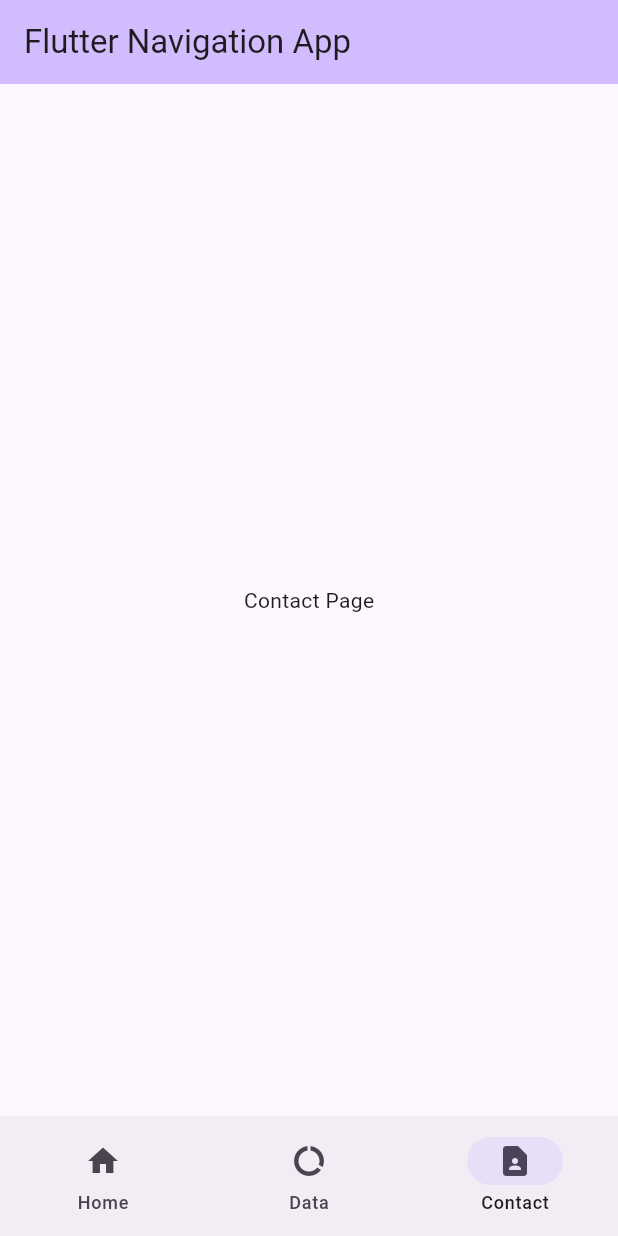
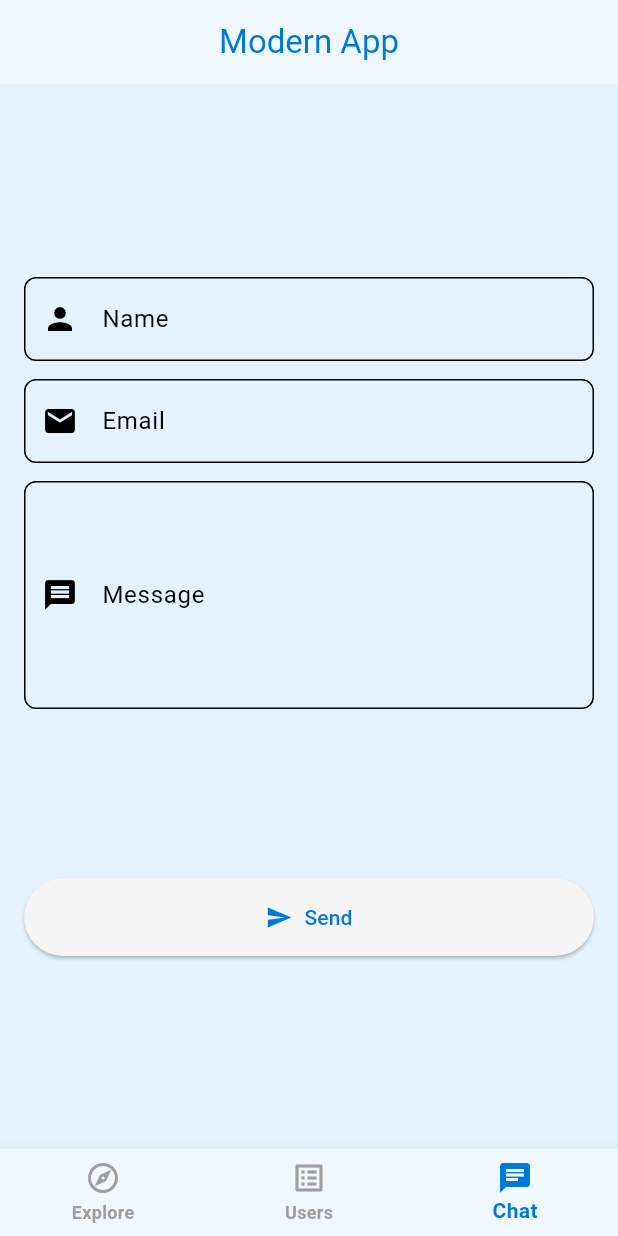
Before and after one commit to mish0024/Flutter_App2, a Flutter app: the screen it shows after launch, item 3 of the bottom bar chosen, on a phone screen of 412 x 824 dp. Run offline on Flutter 3.47's test engine with Material 3 defaults, Android fonts, the phone set to English and light mode, and no system bars; network calls fail.

Commit message:
Flutter App 2

```diff
--- a/lib/main.dart
+++ b/lib/main.dart
@@ -1,10 +1,32 @@
 import 'package:flutter/material.dart';
-// import 'home_page.dart';
-// import 'data_page.dart';
-// import 'contact_page.dart';
+import 'package:flutter_app2/screens/contactScreen.dart';
+import 'package:flutter_app2/screens/dataScreen.dart';
+import 'package:flutter_app2/screens/homeScreen.dart';
 
 void main() {
   runApp(const MyApp());
+}
+
+class NavigationService {
+  static GlobalKey<NavigatorState> navigatorKey = GlobalKey<NavigatorState>();
+}
+
+class GlobalThemeData {
+  static ColorScheme themeData() {
+    return const ColorScheme(
+      brightness: Brightness.light,
+      primary: Color(0xFF0078D7),
+      onPrimary: Color(0xFFF0F8FF),
+      secondary: Color(0xFF673AB7),
+      onSecondary: Color(0xFFEDE7F6),
+      error: Colors.red,
+      onError: Colors.white,
+      surface: Color(0xFFF5F5F5),
+      onSurface: Colors.black,
+      background: Color(0xFFE3F2FD),
+      onBackground: Colors.black,
+    );
+  }
 }
 
 class MyApp extends StatelessWidget {
@@ -13,112 +35,78 @@ class MyApp extends StatelessWidget {
   @override
   Widget build(BuildContext context) {
     return MaterialApp(
-      title: 'Flutter Demo',
+      title: 'Modern Flutter App',
+      navigatorKey: NavigationService.navigatorKey,
       theme: ThemeData(
-        colorScheme: ColorScheme.fromSeed(seedColor: Colors.deepPurple),
+        textTheme: const TextTheme(
+          bodySmall: TextStyle(fontSize: 14, color: Colors.black),
+          bodyMedium: TextStyle(fontSize: 16, fontWeight: FontWeight.bold),
+          headlineMedium: TextStyle(fontSize: 24, fontWeight: FontWeight.bold),
+        ),
+        colorScheme: GlobalThemeData.themeData(),
         useMaterial3: true,
       ),
-      home: const NavigationApp(),
+      home: const MainPage(),
     );
   }
 }
 
-class NavigationApp extends StatefulWidget {
-  const NavigationApp({super.key});
+class MainPage extends StatefulWidget {
+  const MainPage({super.key});
 
   @override
-  State<NavigationApp> createState() => _NavigationAppState();
+  State<MainPage> createState() => _MainPageState();
 }
 
-class _NavigationAppState extends State<NavigationApp> {
-  int _selectedIndex = 0;
+class _MainPageState extends State<MainPage> {
+  int currentIndex = 0;
 
-  final List<Widget> _pages = [
+  final screens = [
     const HomePage(),
     const DataPage(),
     const ContactPage(),
   ];
 
-  int _counter = 0;
-
-  void _incrementCounter() {
-    setState(() {
-      _counter++;
-    });
-  }
-
-  void _onItemTapped(int index) {
-    setState(() {
-      _selectedIndex = index;
-    });
-  }
-
   @override
   Widget build(BuildContext context) {
+    final colorTheme = Theme.of(context).colorScheme;
     return Scaffold(
       appBar: AppBar(
-        title: const Text('Flutter Navigation App'),
-        backgroundColor: Theme.of(context).colorScheme.inversePrimary,
+        backgroundColor: colorTheme.onPrimary,
+        title: Text(
+          'Modern App',
+          style: TextStyle(color: colorTheme.primary),
+        ),
+        centerTitle: true,
       ),
-      body: IndexedStack(
-        index: _selectedIndex,
-        children: _pages,
-      ),
-      bottomNavigationBar: NavigationBar(
-        selectedIndex: _selectedIndex,
-        onDestinationSelected: _onItemTapped,
-        destinations: const [
-          NavigationDestination(icon: Icon(Icons.home), label: 'Home'),
-          NavigationDestination(icon: Icon(Icons.data_usage), label: 'Data'),
-          NavigationDestination(icon: Icon(Icons.contact_page), label: 'Contact'),
-        ],
-      ),
-      floatingActionButton: _selectedIndex == 0
-          ? FloatingActionButton(
-              onPressed: _incrementCounter,
-              tooltip: 'Increment',
-              child: const Icon(Icons.add),
-            )
-          : null,
-    );
-  }
-}
-
-class HomePage extends StatelessWidget {
-  const HomePage({super.key});
-
-  @override
-  Widget build(BuildContext context) {
-    return Center(
-      child: Column(
-        mainAxisAlignment: MainAxisAlignment.center,
-        children: [
-          const Text('You have pushed the button this many times:'),
-          Text(
-            '${context.findAncestorStateOfType<_NavigationAppState>()?._counter ?? 0}',
-            style: Theme.of(context).textTheme.headlineMedium,
+      body: screens[currentIndex],
+      bottomNavigationBar: BottomNavigationBar(
+        backgroundColor: colorTheme.onPrimary,
+        selectedItemColor: colorTheme.primary,
+        unselectedItemColor: Colors.grey,
+        type: BottomNavigationBarType.fixed,
+        currentIndex: currentIndex,
+        onTap: (index) {
+          setState(() => currentIndex = index);
+        },
+        items: const [
+          BottomNavigationBarItem(
+            icon: Icon(Icons.explore_outlined),
+            activeIcon: Icon(Icons.explore),
+            label: 'Explore',
+          ),
+          BottomNavigationBarItem(
+            icon: Icon(Icons.list_alt_outlined),
+            activeIcon: Icon(Icons.list_alt),
+            label: 'Users',
+          ),
+          BottomNavigationBarItem(
+            icon: Icon(Icons.chat_outlined),
+            activeIcon: Icon(Icons.chat),
+            label: 'Chat',
           ),
         ],
       ),
     );
   }
 }
-
-// Define `DataPage` and `ContactPage` similarly as placeholders.
-class DataPage extends StatelessWidget {
-  const DataPage({super.key});
-
-  @override
-  Widget build(BuildContext context) {
-    return const Center(child: Text('Data Page'));
-  }
-}
-
-class ContactPage extends StatelessWidget {
-  const ContactPage({super.key});
-
-  @override
-  Widget build(BuildContext context) {
-    return const Center(child: Text('Contact Page'));
-  }
-}
--- /dev/null
+++ b/lib/screens/contactScreen.dart
@@ -0,0 +1,101 @@
+import 'package:flutter/material.dart';
+
+class ContactPage extends StatefulWidget {
+  const ContactPage({super.key});
+
+  @override
+  State<ContactPage> createState() => _ContactPageState();
+}
+
+class _ContactPageState extends State<ContactPage> {
+  final GlobalKey<FormState> _formKey = GlobalKey<FormState>();
+  final ContactData contactData = ContactData();
+
+  @override
+  Widget build(BuildContext context) {
+    final colorScheme = Theme.of(context).colorScheme;
+    final textTheme = Theme.of(context).textTheme;
+
+    return Scaffold(
+      backgroundColor: colorScheme.background,
+      body: SafeArea(
+        child: Padding(
+          padding: const EdgeInsets.all(16.0),
+          child: Form(
+            key: _formKey,
+            child: Column(
+              crossAxisAlignment: CrossAxisAlignment.stretch,
+              children: [
+                const Spacer(),
+                TextFormField(
+                  decoration: InputDecoration(
+                    labelText: 'Name',
+                    prefixIcon: const Icon(Icons.person),
+                    border: OutlineInputBorder(
+                      borderRadius: BorderRadius.circular(8.0),
+                    ),
+                  ),
+                  onSaved: (value) => contactData.name = value!,
+                  validator: (value) =>
+                      value == null || value.isEmpty ? 'Enter your name' : null,
+                ),
+                const SizedBox(height: 12.0),
+                TextFormField(
+                  decoration: InputDecoration(
+                    labelText: 'Email',
+                    prefixIcon: const Icon(Icons.email),
+                    border: OutlineInputBorder(
+                      borderRadius: BorderRadius.circular(8.0),
+                    ),
+                  ),
+                  onSaved: (value) => contactData.email = value!,
+                  validator: (value) =>
+                      value == null || value.isEmpty ? 'Enter your email' : null,
+                ),
+                const SizedBox(height: 12.0),
+                TextFormField(
+                  decoration: InputDecoration(
+                    labelText: 'Message',
+                    prefixIcon: const Icon(Icons.message),
+                    border: OutlineInputBorder(
+                      borderRadius: BorderRadius.circular(8.0),
+                    ),
+                  ),
+                  maxLines: 5,
+                  onSaved: (value) => contactData.message = value!,
+                  validator: (value) =>
+                      value == null || value.isEmpty ? 'Enter a message' : null,
+                ),
+                const Spacer(),
+                ElevatedButton.icon(
+                  onPressed: () {
+                    if (_formKey.currentState!.validate()) {
+                      _formKey.currentState!.save();
+                      // Display confirmation or process the data
+                      ScaffoldMessenger.of(context).showSnackBar(
+                        const SnackBar(content: Text('Message Sent!')),
+                      );
+                    }
+                  },
+                  icon: const Icon(Icons.send),
+                  label: const Text('Send'),
+                  style: ElevatedButton.styleFrom(
+                    padding: const EdgeInsets.symmetric(
+                        horizontal: 20.0, vertical: 16.0),
+                  ),
+                ),
+                const Spacer(),
+              ],
+            ),
+          ),
+        ),
+      ),
+    );
+  }
+}
+
+class ContactData {
+  late String name;
+  late String email;
+  late String message;
+}
```
Also changed, not shown: lib/screens/dataScreen.dart (added, +112 -0 lines), lib/screens/homeScreen.dart (added, +45 -0 lines), pubspec.yaml (+5 -3 lines), assets/Tajmahal.jpeg (added), assets/background.jpg (added), pubspec.lock, 1 other file.
